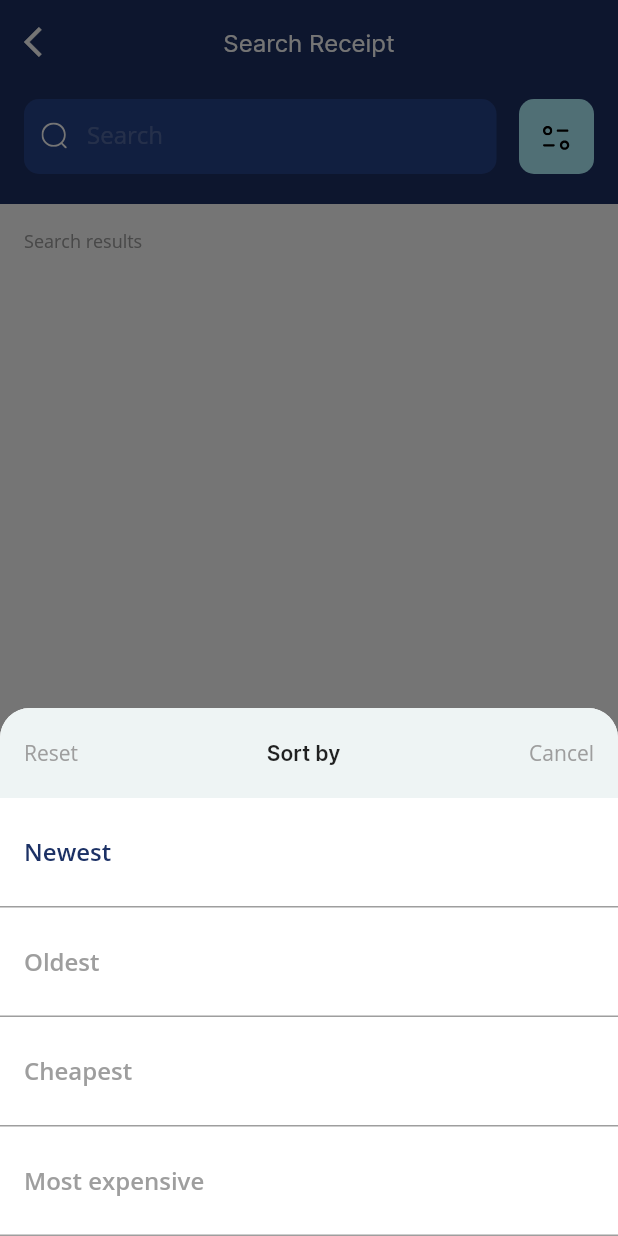
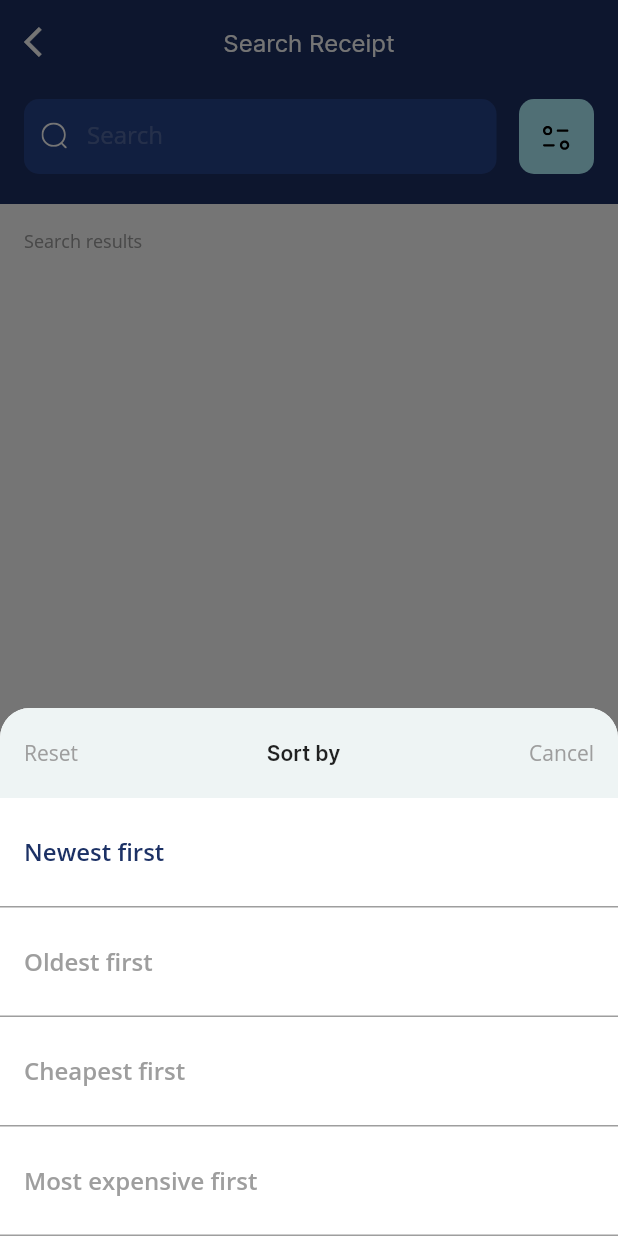
Before and after one commit to keijeizei/SP-App, a Flutter app: the SearchPage screen opened directly, after a tap on an icon or button, on a phone screen of 412 x 824 dp. Run offline on Flutter 3.47's test engine with Material 2 defaults, Android fonts, the phone set to English and light mode, and no system bars; our stand-ins replace camera, flutter_svg, sqflite; missing offline and left inert: google_mlkit_text_recognition, image_crop; accounts and stored records are empty.

Commit message:
Sort receipt query by newest first

```diff
--- a/lib/models/helper/db_helper.dart
+++ b/lib/models/helper/db_helper.dart
@@ -68,7 +68,8 @@ class DBHelper {
     final db = await initializeDB();
 
     // Query the table for all The Tasks.
-    final List<Map<String, dynamic>> maps = await db.query('receipts');
+    final List<Map<String, dynamic>> maps =
+        await db.query('receipts', orderBy: 'date DESC');
 
     // Convert the List<Map<String, dynamic> into a List<Task>.
     return List.generate(maps.length, (i) {
--- a/lib/views/screens/search_page.dart
+++ b/lib/views/screens/search_page.dart
@@ -25,7 +25,7 @@ class _SearchPageState extends State<SearchPage> {
   void initState() {
     super.initState();
 
-    searchResult = Future.value([]);
+    searchResult = db.getReceipts();
   }
 
   void updateSortMode(int mode) async {
--- a/lib/views/widgets/modals/search_filter_modal.dart
+++ b/lib/views/widgets/modals/search_filter_modal.dart
@@ -78,7 +78,7 @@ class _SearchFilterModalState extends State<SearchFilterModal> {
                 textColor: Colors.grey,
                 child: ListTile(
                   selected: widget.sortMode == 0,
-                  title: const Text('Newest',
+                  title: const Text('Newest first',
                       style: TextStyle(fontWeight: FontWeight.w600)),
                   contentPadding:
                       const EdgeInsets.symmetric(vertical: 8, horizontal: 16),
@@ -99,7 +99,7 @@ class _SearchFilterModalState extends State<SearchFilterModal> {
                 textColor: Colors.grey,
                 child: ListTile(
                   selected: widget.sortMode == 1,
-                  title: const Text('Oldest',
+                  title: const Text('Oldest first',
                       style: TextStyle(fontWeight: FontWeight.w600)),
                   contentPadding:
                       const EdgeInsets.symmetric(vertical: 8, horizontal: 16),
@@ -120,7 +120,7 @@ class _SearchFilterModalState extends State<SearchFilterModal> {
                 textColor: Colors.grey,
                 child: ListTile(
                   selected: widget.sortMode == 2,
-                  title: const Text('Cheapest',
+                  title: const Text('Cheapest first',
                       style: TextStyle(fontWeight: FontWeight.w600)),
                   contentPadding:
                       const EdgeInsets.symmetric(vertical: 8, horizontal: 16),
@@ -141,7 +141,7 @@ class _SearchFilterModalState extends State<SearchFilterModal> {
                   textColor: Colors.grey,
                   child: ListTile(
                     selected: widget.sortMode == 3,
-                    title: const Text('Most expensive',
+                    title: const Text('Most expensive first',
                         style: TextStyle(fontWeight: FontWeight.w600)),
                     contentPadding:
                         const EdgeInsets.symmetric(vertical: 8, horizontal: 16),
```
